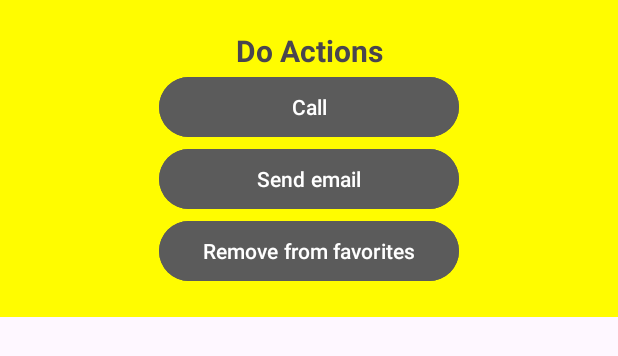
After one commit to RaoulAdem/Mobile-Dev, an Android app: the layout dialog_do_actions.xml on its own in the app's theme, with its tools: preview values and no code run, on a phone screen of 412 x 824 dp. The commit adds this screen. Shown: the top 356 px of the screen. Run offline under Robolectric (Android 15) with nearby library versions, the phone set to English and light mode, and no system bars.

Commit message:
Do Actions - Remove from favorites

```diff
--- /dev/null
+++ b/app/src/main/res/layout/dialog_do_actions.xml
@@ -0,0 +1,46 @@
+<?xml version="1.0" encoding="utf-8"?>
+<LinearLayout
+    xmlns:android="http://schemas.android.com/apk/res/android"
+    xmlns:app="http://schemas.android.com/apk/res-auto"
+    android:layout_width="match_parent"
+    android:layout_height="wrap_content"
+    android:orientation="vertical"
+    android:background="@color/yellow"
+    android:padding="20dp">
+
+    <TextView
+        android:layout_width="match_parent"
+        android:layout_height="wrap_content"
+        android:text="Do Actions"
+        android:textSize="20sp"
+        android:gravity="center"
+        android:textStyle="bold" />
+
+    <Button
+        android:backgroundTint="@color/black_gray"
+        android:id="@+id/buttonCall"
+        android:layout_width="200dp"
+        android:layout_height="wrap_content"
+        android:layout_gravity="center_horizontal"
+        android:text="Call"
+        android:textColor="@color/white"/>
+
+    <Button
+        android:backgroundTint="@color/black_gray"
+        android:id="@+id/buttonEmail"
+        android:layout_width="200dp"
+        android:layout_height="wrap_content"
+        android:layout_gravity="center_horizontal"
+        android:text="Send email"
+        android:textColor="@color/white"/>
+
+    <Button
+        android:backgroundTint="@color/black_gray"
+        android:id="@+id/removeFavorites"
+        android:layout_width="200dp"
+        android:layout_height="wrap_content"
+        android:layout_gravity="center_horizontal"
+        android:text="Remove from favorites"
+        android:textColor="@color/white"/>
+
+</LinearLayout>
```
Also changed, not shown: app/src/main/java/com/example/connectproject/ProfileActivity.kt (+33 -0 lines).
